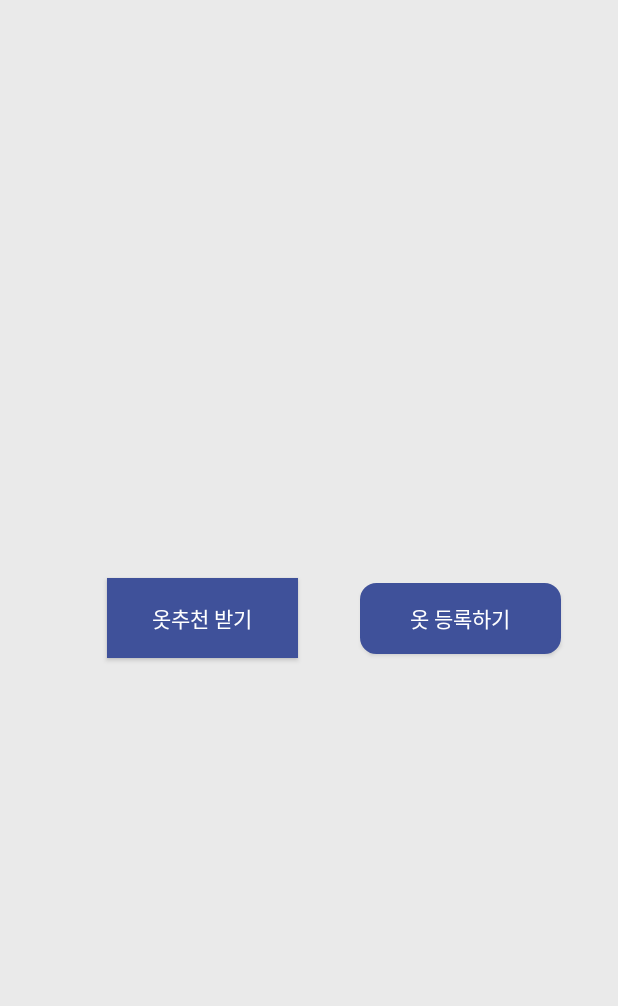
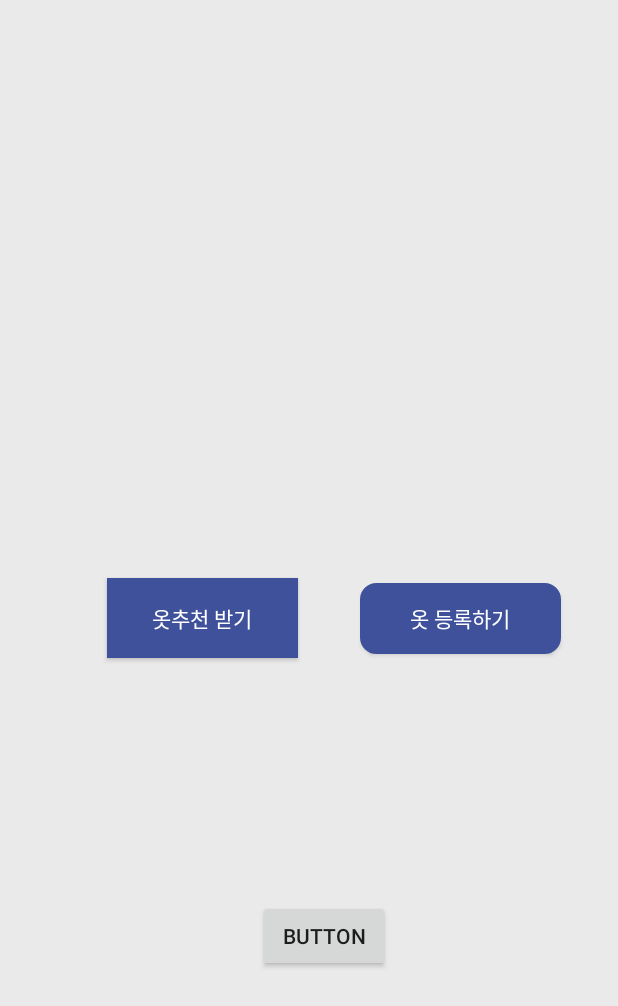
Before and after one commit to SujiKim6/TTT, an Android app: the MainActivity screen opened directly, with no data from a screen before it, on a phone screen of 412 x 824 dp. Shown: the top 1006 px of the screen. Run offline under Robolectric (Android 15) with nearby library versions, the phone set to English and light mode, and no system bars; Roboto replaces fonts that are not available here.

Commit message:
closet, list

```diff
--- a/app/build.gradle
+++ b/app/build.gradle
@@ -31,5 +31,6 @@ dependencies {
     compile 'com.android.support.constraint:constraint-layout:1.0.2'
     compile 'com.android.volley:volley:1.0.0'
     compile 'org.tensorflow:tensorflow-android:+'
+    compile 'com.android.support:design:26.+'
     testCompile 'junit:junit:4.12'
 }
--- a/app/src/main/java/com/sujikim/ttt/MainActivity.java
+++ b/app/src/main/java/com/sujikim/ttt/MainActivity.java
@@ -15,6 +15,7 @@ public class MainActivity extends AppCompatActivity {
 
     //ImageView imageView;
     Button addButton;
+    Button btnCloset;
 
     @Override
     protected void onCreate(Bundle savedInstanceState) {
@@ -22,6 +23,7 @@ public class MainActivity extends AppCompatActivity {
         setContentView(R.layout.activity_main);
 
         addButton = (Button)findViewById(R.id.addButton);
+        btnCloset = (Button)findViewById(R.id.btnCloset);
        // imageView = (ImageView)findViewById(R.id.view);
 
         addButton.setOnClickListener(new View.OnClickListener() {
@@ -60,6 +62,13 @@ public class MainActivity extends AppCompatActivity {
 
                 dialog.create();
                 dialog.show();
+            }
+        });
+        btnCloset.setOnClickListener(new View.OnClickListener() {
+            @Override
+            public void onClick(View view) {
+                Intent closetIntent = new Intent(MainActivity.this, ClosetActivity.class);
+                MainActivity.this.startActivity(closetIntent);
             }
         });
 
--- a/app/src/main/res/layout/activity_main.xml
+++ b/app/src/main/res/layout/activity_main.xml
@@ -45,4 +45,20 @@
         android:id="@+id/guideline"
         app:layout_constraintGuide_begin="20dp"
         android:orientation="horizontal" />
+
+    <Button
+        android:id="@+id/btnCloset"
+        android:layout_width="wrap_content"
+        android:layout_height="wrap_content"
+        android:layout_marginBottom="8dp"
+        android:layout_marginLeft="8dp"
+        android:layout_marginRight="8dp"
+        android:layout_marginTop="8dp"
+        android:text="Button"
+        app:layout_constraintBottom_toBottomOf="parent"
+        app:layout_constraintHorizontal_bias="0.532"
+        app:layout_constraintLeft_toLeftOf="parent"
+        app:layout_constraintRight_toRightOf="parent"
+        app:layout_constraintTop_toTopOf="parent"
+        app:layout_constraintVertical_bias="0.779" />
 </android.support.constraint.ConstraintLayout>
--- /dev/null
+++ b/app/src/main/res/values/dimens.xml
@@ -0,0 +1,3 @@
+<resources>
+    <dimen name="fab_margin">16dp</dimen>
+</resources>
--- a/app/src/main/res/values/strings.xml
+++ b/app/src/main/res/values/strings.xml
@@ -1,3 +1,5 @@
 <resources>
     <string name="app_name">TTT</string>
+    <string name="closet">MY CLOSET</string>
+    <string name="title_activity_long_t">LongT</string>
 </resources>
--- a/app/src/main/res/values/styles.xml
+++ b/app/src/main/res/values/styles.xml
@@ -8,4 +8,15 @@
         <item name="colorAccent">@color/colorAccent</item>
     </style>
 
+    <style name="AppTheme2" parent="Theme.AppCompat.Light.DarkActionBar">
+        <!-- Customize your theme here. -->
+        <item name="colorPrimary">@color/colorPrimary</item>
+        <item name="colorPrimaryDark">@color/colorPrimaryDark</item>
+        <item name="colorAccent">@color/colorAccent</item>
+    </style>
+
+    <style name="AppTheme.AppBarOverlay" parent="ThemeOverlay.AppCompat.Dark.ActionBar" />
+
+    <style name="AppTheme.PopupOverlay" parent="ThemeOverlay.AppCompat.Light" />
+
 </resources>
```
Also changed, not shown: app/src/main/AndroidManifest.xml (+9 -1 lines), app/src/main/java/com/sujikim/ttt/ClosetActivity.java (added, +38 -0 lines), app/src/main/java/com/sujikim/ttt/LongTActivity.java (added, +29 -0 lines), app/src/main/res/layout/activity_closet.xml (added, +17 -0 lines), app/src/main/res/layout/activity_long_t.xml (added, +33 -0 lines), app/src/main/res/layout/content_long_t.xml (added, +11 -0 lines).
